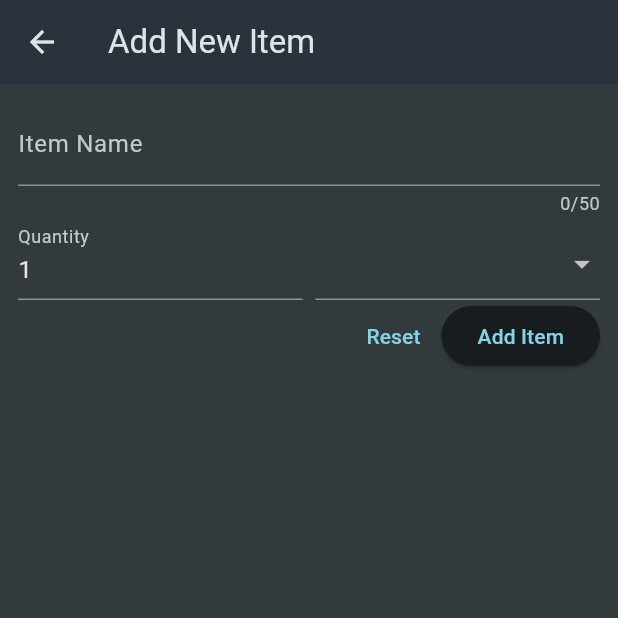
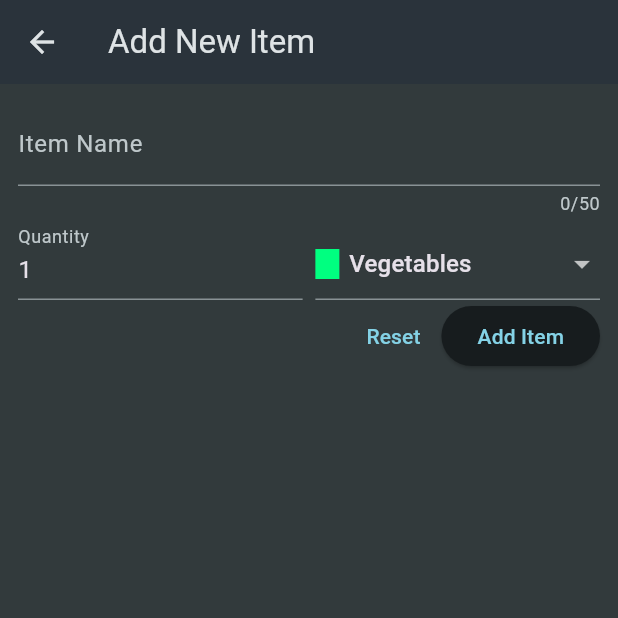
Before and after one commit to Parshav14/Shopping_List_App, a Flutter app: the screen it shows after launch, after a tap on the "add" icon, on a phone screen of 412 x 824 dp, the top half of it. Run offline on Flutter 3.47's test engine with Material 3 defaults, Android fonts, the phone set to English and light mode, and no system bars; missing offline and left inert: dart:ffi.

Commit message:
Can add and remove your items by swipping

```diff
--- a/lib/widgets/grocery_list.dart
+++ b/lib/widgets/grocery_list.dart
@@ -1,6 +1,6 @@
 import 'package:flutter/material.dart';
 import 'package:shopping_list/widgets/new_item.dart';
-import 'package:shopping_list/data/dummy_items.dart';
+import 'package:shopping_list/models/grocery_item.dart';
 
 class GroceryList extends StatefulWidget {
   const GroceryList({super.key});
@@ -10,16 +10,56 @@ class GroceryList extends StatefulWidget {
 }
 
 class _GroceryListState extends State<GroceryList> {
-  void _addItem() {
-    Navigator.of(context).push(
+  final List<GroceryItem> _groceryItems = [];
+
+  void _addItem() async {
+    final newItem = await Navigator.of(context).push<GroceryItem>(
       MaterialPageRoute(
         builder: (ctx) => const NewItem(),
       ),
     );
+
+    if (newItem == null) {
+      return;
+    }
+    setState(() {
+      _groceryItems.add(newItem);
+    });
+  }
+
+  void _removeItem(GroceryItem item) {
+    setState(() {
+      _groceryItems.remove(item);
+    });
   }
 
   @override
   Widget build(BuildContext context) {
+    Widget content = const Center(child: Text('No items added yet'));
+
+    if(_groceryItems.isNotEmpty) {
+      content = ListView.builder(
+        itemCount: _groceryItems.length,
+        itemBuilder: (ctx, index) => Dismissible(
+          onDismissed: (direction) {
+              _removeItem(_groceryItems[index]);
+            },
+          key: ValueKey(_groceryItems[index].id),
+          child: ListTile(
+            title: Text(_groceryItems[index].name),
+            leading: Container(
+              width: 24,
+              height: 24,
+              color: _groceryItems[index].category.color,
+            ),
+            trailing: Text(
+              _groceryItems[index].quantity.toString(),
+            ),
+          ),
+        ),
+      );
+    }
+
     return Scaffold(
       appBar: AppBar(
         title: const Text('Your Groceries'),
@@ -30,20 +70,7 @@ class _GroceryListState extends State<GroceryList> {
           ),
         ],
       ),
-      body: ListView.builder(
-        itemCount: groceryItems.length,
-        itemBuilder: (ctx, index) => ListTile(
-          title: Text(groceryItems[index].name),
-          leading: Container(
-            width: 24,
-            height: 24,
-            color: groceryItems[index].category.color,
-          ),
-          trailing: Text(
-            groceryItems[index].quantity.toString(),
-          ),
-        ),
-      ),
+      body: content,
     );
   }
 }
--- a/lib/widgets/new_item.dart
+++ b/lib/widgets/new_item.dart
@@ -3,6 +3,7 @@ import 'dart:ffi';
 import 'package:flutter/material.dart';
 import 'package:shopping_list/data/categories.dart';
 import 'package:shopping_list/models/category.dart';
+import 'package:shopping_list/models/grocery_item.dart';
 
 class NewItem extends StatefulWidget {
   const NewItem({super.key});
@@ -15,9 +16,21 @@ class NewItem extends StatefulWidget {
 
 class _NewItemState extends State<NewItem> {
   final _formKey = GlobalKey<FormState>();
+  var _enteredName = '';
+  var _enteredQuantity = 1;
+  var _selectedCategory = categories[Categories.vegetables]!;
 
   void _saveItem() {
-    _formKey.currentState!.validate();
+    if (_formKey.currentState!.validate()) {
+      _formKey.currentState!.save();
+      Navigator.of(context).pop(GroceryItem(
+        id: DateTime.now().toString(),
+        name: _enteredName,
+        quantity: _enteredQuantity,
+        category: _selectedCategory,
+      ),
+      );
+    }
   }
 
   @override
@@ -44,7 +57,13 @@ class _NewItemState extends State<NewItem> {
                       value.trim().length > 50) {
                     return 'Item name must be between 1 and 50 characters';
                   }
-                  return 'NULL';
+                  return null;
+                },
+                onSaved: (value) {
+                  // if (value == null) {
+                  //   return;
+                  // }
+                  _enteredName = value!;
                 },
               ),
               Row(
@@ -56,7 +75,7 @@ class _NewItemState extends State<NewItem> {
                         label: Text('Quantity'),
                       ),
                       keyboardType: TextInputType.number,
-                      initialValue: '1',
+                      initialValue: _enteredQuantity.toString(),
                       validator: (value) {
                         if (value == null ||
                             value.isEmpty ||
@@ -64,13 +83,18 @@ class _NewItemState extends State<NewItem> {
                             int.tryParse(value)! <= 0) {
                           return 'Must be a valid, positive number';
                         }
-                        return 'NULL';
+                        return null;
+                      },
+                      onSaved: (value) {
+                        _enteredQuantity = int.parse(value!);
                       },
                     ),
                   ),
                   const SizedBox(width: 8.5),
                   Expanded(
-                    child: DropdownButtonFormField(items: [
+                    child: DropdownButtonFormField(
+                        value: _selectedCategory,
+                        items: [
                           for (final category in categories.entries)
                             DropdownMenuItem(
                               value: category.value,
@@ -86,7 +110,12 @@ class _NewItemState extends State<NewItem> {
                                 ],
                               ),
                             )
-                    ], onChanged: (value) {}),
+                        ],
+                        onChanged: (value) {
+                          setState(() {
+                            _selectedCategory = value!;
+                          });
+                        }),
                   ),
                 ],
               ),
```
Lines whose indentation alone changed are shown as unchanged.
